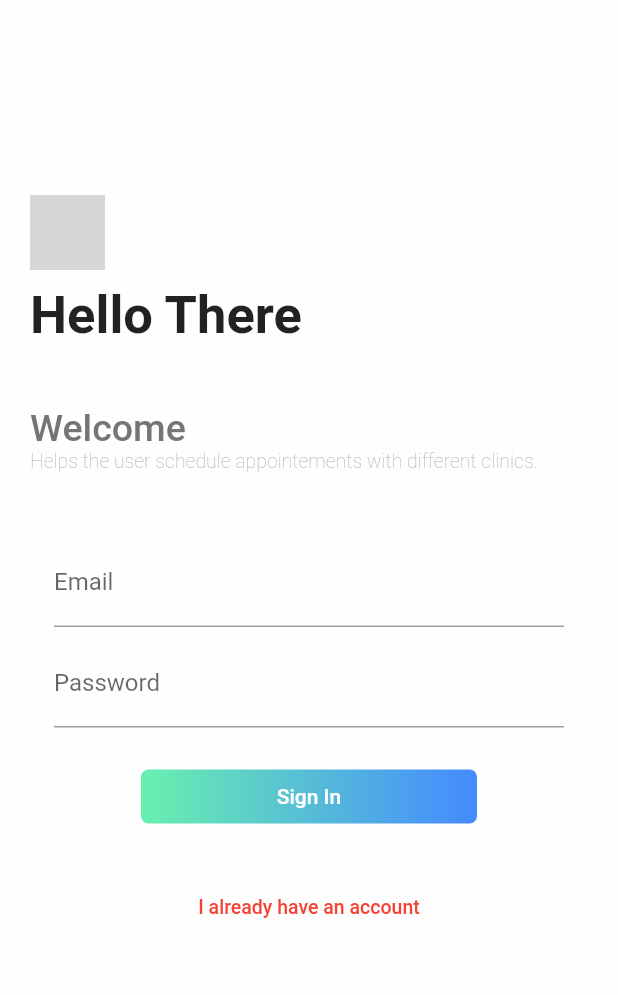
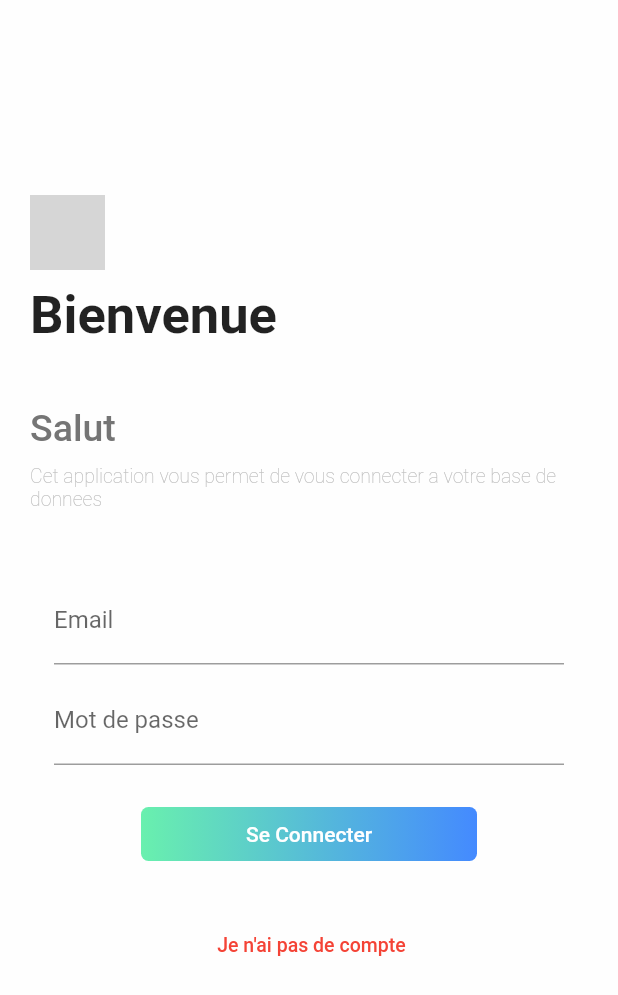
Before and after one commit to JordyHers/e_rdv_health, a Flutter app: the screen it shows after launch, on a phone screen of 412 x 824 dp. Shown: the top 995 px of the screen. Run offline on Flutter 3.47's test engine with Material 2 defaults, Android fonts, the phone set to English and light mode, and no system bars; grey boxes are pictures that could not be loaded.

Commit message:
User Interface Completed

```diff
--- a/lib/constants/Strings.dart
+++ b/lib/constants/Strings.dart
@@ -1,14 +1,21 @@
 class Rd {
   static final title = 'E - RDV';
 
-  static final String inValidEmailErrorText = "Email can't be empty";
-  static final String inValidPasswordErrorText = "Password can't be empty";
-  static final String inValidNameErrorText = "Name can't be empty";
-  static final String inValidSurnameErrorText = "Surname can't be empty";
-  static final String signInFailedText = 'Sign in Failed';
-  static final String signInButtonText = 'Sign In';
-  static final String createAccountButtonText = 'Create Account';
-  static final String alreadyHaveAnAccountText = 'I already have an account';
-  static final String dontHaveAnAccountText = "I don't have an account";
-  static final String registerText = 'register';
+  static final String inValidEmailErrorText = "Email ne peut etre vide";
+  static final String inValidPasswordErrorText =
+      "Mot de passe ne peut etre vide";
+  static final String inValidNameErrorText = "Prenom ne peut etre vide";
+  static final String inValidSurnameErrorText = "Nom ne peut etre vide";
+  static final String signInFailedText = 'Echec de la connexion';
+  static final String signInButtonText = 'Se Connecter';
+  static final String createAccountButtonText = 'Creer un compte';
+  static final String alreadyHaveAnAccountText = "J'ai deja un compte";
+  static final String dontHaveAnAccountText = " Je n'ai pas de compte";
+  static final String registerText = 'Creer un Compte';
+
+  ///UI Strings
+  static final String helloText = 'Salut';
+  static final String welcomeText = 'Bienvenue';
+  static final String descriptionText =
+      'Cet application vous permet de vous connecter a votre base de donnees';
 }
--- a/lib/main.dart
+++ b/lib/main.dart
@@ -9,9 +9,10 @@ class ERdv extends StatelessWidget {
   @override
   Widget build(BuildContext context) {
     return MaterialApp(
+      debugShowCheckedModeBanner: false,
       title: 'Flutter Demo',
       theme: ThemeData(
-        primarySwatch: Colors.indigo,
+        primarySwatch: Colors.lightGreen,
       ),
       routes: Routes.getRoute(),
       initialRoute: RouteNames.loginPage,
--- a/lib/utils/widgets/login_fields_component.dart
+++ b/lib/utils/widgets/login_fields_component.dart
@@ -55,7 +55,7 @@ class _LoginFieldsState extends State<LoginFields> {
                 }
               },
               decoration: InputDecoration(
-                labelText: 'Name',
+                labelText: 'Nom',
                 errorText: _nameController.text.isEmpty && isValid == false
                     ? Rd.inValidNameErrorText
                     : null,
@@ -74,7 +74,7 @@ class _LoginFieldsState extends State<LoginFields> {
                 }
               },
               decoration: InputDecoration(
-                labelText: 'Surname',
+                labelText: 'Prenom',
                 errorText: _surnameController.text.isEmpty && isValid == false
                     ? Rd.inValidSurnameErrorText
                     : null,
@@ -87,7 +87,7 @@ class _LoginFieldsState extends State<LoginFields> {
       SizedBox(height: 20.0),
       CustomButton(
         onPressed: () {
-          if (widget.type == 'register') {
+          if (widget.type == Rd.registerText) {
             if (_nameController.text.isNotEmpty &&
                 _surnameController.text.isNotEmpty &&
                 _emailController.text.isNotEmpty &&
@@ -113,13 +113,13 @@ class _LoginFieldsState extends State<LoginFields> {
             }
           }
         },
-        text: widget.type == 'register'
+        text: widget.type == Rd.registerText
             ? Rd.createAccountButtonText
             : Rd.signInButtonText,
       ),
       SizedBox(height: 8.0),
       Visibility(
-        visible: !isLoading && widget.type == 'register' ? true : false,
+        visible: !isLoading && widget.type == Rd.registerText ? true : false,
         child: TextButton(
           onPressed: () =>
               Navigator.pushReplacementNamed(context, RouteNames.loginPage),
@@ -141,7 +141,7 @@ class _LoginFieldsState extends State<LoginFields> {
       controller: _emailController,
       decoration: InputDecoration(
           labelText: 'Email',
-          hintText: 'test@test.com',
+          hintText: 'patient@hopital.com',
           errorText: _emailController.text.isEmpty && isValid == false
               ? Rd.inValidEmailErrorText
               : null,
@@ -159,7 +159,7 @@ class _LoginFieldsState extends State<LoginFields> {
       focusNode: _passwordFocusNode,
       controller: _passwordController,
       decoration: InputDecoration(
-          labelText: 'Password',
+          labelText: 'Mot de passe',
           errorText: _passwordController.text.isEmpty && isValid == false
               ? Rd.inValidEmailErrorText
               : null,
--- a/lib/view/login_page.dart
+++ b/lib/view/login_page.dart
@@ -31,23 +31,20 @@ class LoginPage extends StatelessWidget {
   }
 
   Widget buildCustomButton(context) {
-    return Positioned(
-      bottom: 2,
-      child: TextButton(
-        onPressed: () =>
-            Navigator.pushReplacementNamed(context, RouteNames.registerPage),
-        child: Text(
-          Rd.alreadyHaveAnAccountText,
-          style: TextStyle(
-              fontSize: 13, fontWeight: FontWeight.w500, color: Colors.red),
-        ),
+    return TextButton(
+      onPressed: () =>
+          Navigator.pushReplacementNamed(context, RouteNames.registerPage),
+      child: Text(
+        Rd.dontHaveAnAccountText,
+        style: TextStyle(
+            fontSize: 13, fontWeight: FontWeight.w500, color: Colors.red),
       ),
     );
   }
 
   Widget buildTop() {
     return Column(
-      mainAxisAlignment: MainAxisAlignment.spaceEvenly,
+      mainAxisAlignment: MainAxisAlignment.spaceBetween,
       crossAxisAlignment: CrossAxisAlignment.start,
       children: [
         SizedBox(height: 80),
@@ -57,19 +54,20 @@ class LoginPage extends StatelessWidget {
         ),
         SizedBox(height: 10),
         Text(
-          'Hello There',
+          Rd.welcomeText,
           style: TextStyle(fontWeight: FontWeight.w700, fontSize: 35),
         ),
         SizedBox(height: 40),
         Text(
-          'Welcome',
+          Rd.helloText,
           style: TextStyle(
               fontWeight: FontWeight.w500,
               fontSize: 25,
               color: Colors.grey.shade600),
         ),
+        SizedBox(height: 10),
         Text(
-          'Helps the user schedule appointements with different clinics.',
+          Rd.descriptionText,
           style: TextStyle(
               fontWeight: FontWeight.w200,
               fontSize: 13,
--- a/lib/view/register_page.dart
+++ b/lib/view/register_page.dart
@@ -1,3 +1,4 @@
+import 'package:e_rdv_health/constants/Strings.dart';
 import 'package:e_rdv_health/utils/theme/theme.dart';
 import 'package:e_rdv_health/utils/widgets/login_fields_component.dart';
 import 'package:flutter/material.dart';
@@ -45,7 +46,7 @@ class RegisterPage extends StatelessWidget {
     return Padding(
       padding: const EdgeInsets.only(top: 28.0),
       child: LoginFields(
-        type: 'register',
+        type: Rd.registerText,
       ),
     );
   }
```
Also changed, not shown: lib/utils/widgets/custom_appBar.dart (added, +33 -0 lines), lib/view/home_view.dart (+12 -12 lines), lib/view/rdv_view.dart (+12 -5 lines), 1 other file.
